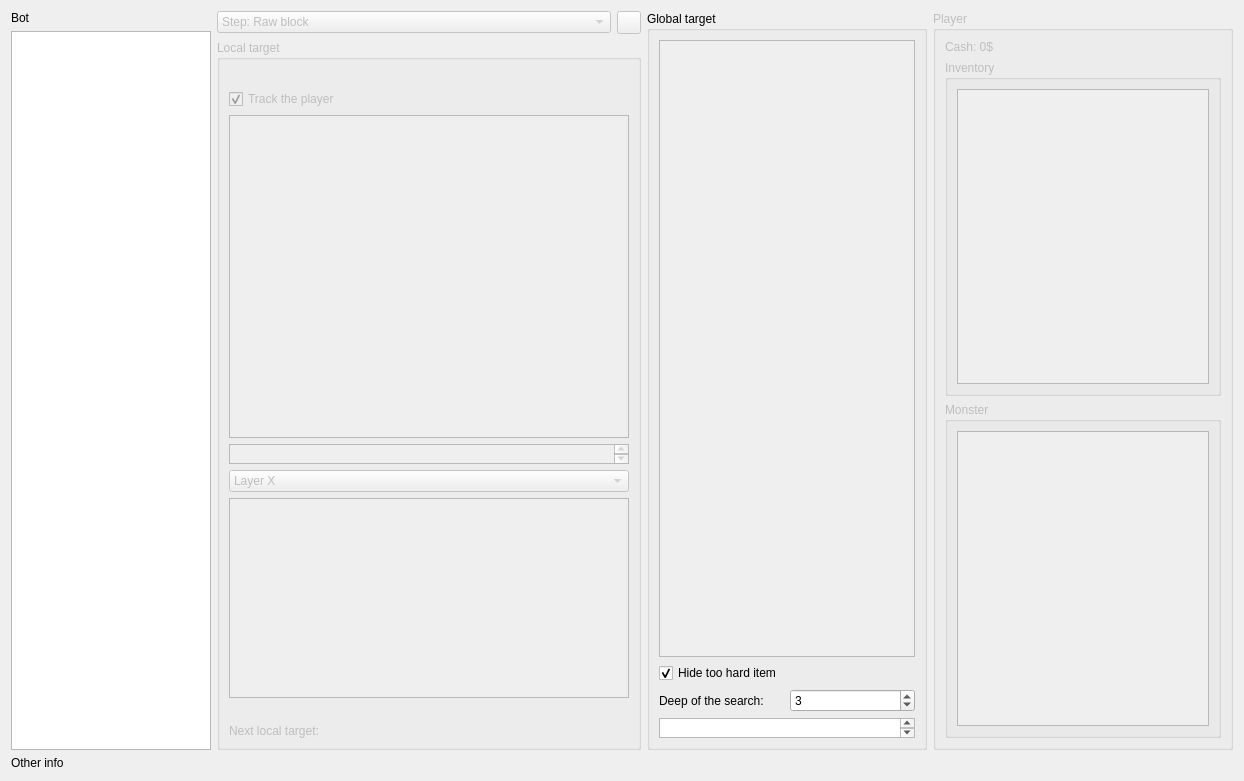
Qt form tools/bot-actions/BotTargetList.ui (alphaonex86/CatchChallenger) before a commit.
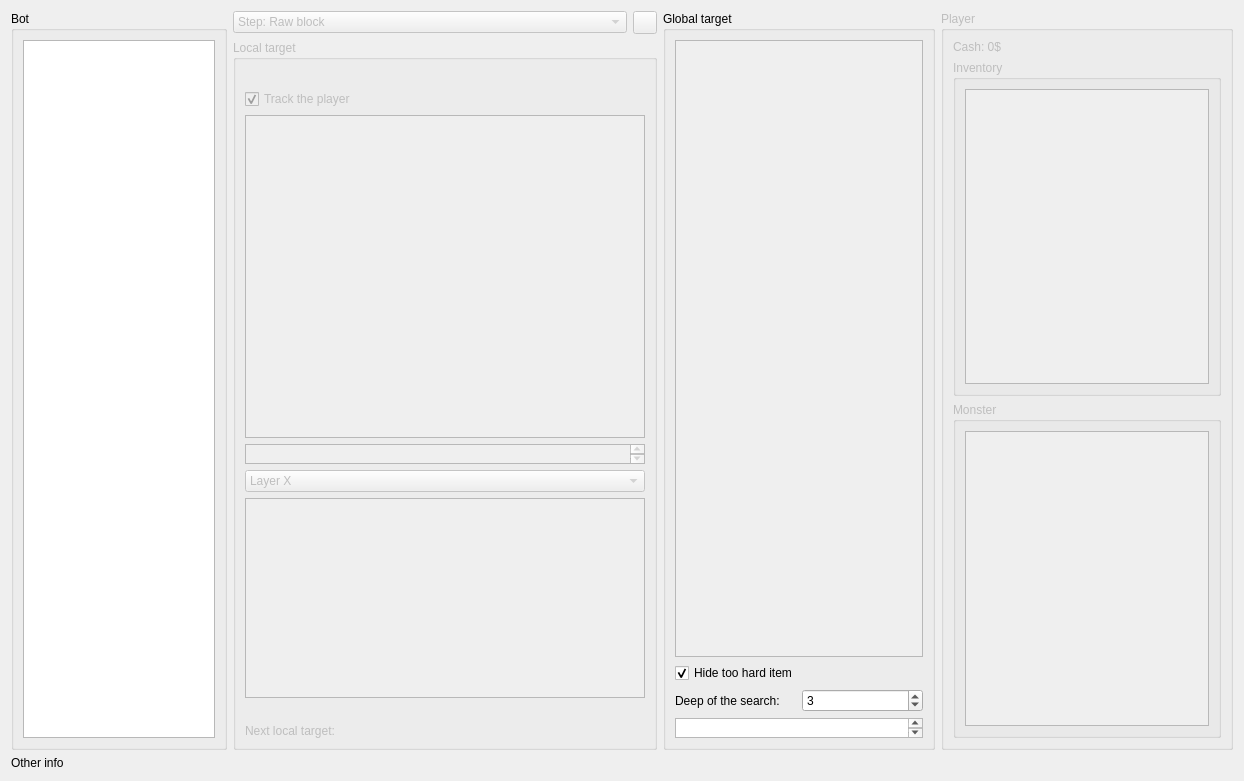
The same form after that commit. Icons and pictures are not drawn.

What changed in the file:
```diff
--- a/tools/bot-actions/BotTargetList.ui
+++ b/tools/bot-actions/BotTargetList.ui
@@ -19,18 +19,11 @@
      <item>
       <layout class="QVBoxLayout" name="verticalLayout">
        <item>
-        <widget class="QLabel" name="label">
-         <property name="maximumSize">
-          <size>
-           <width>200</width>
-           <height>16777215</height>
-          </size>
-         </property>
-         <property name="text">
+        <widget class="QGroupBox" name="groupBoxBot">
+         <property name="title">
           <string>Bot</string>
          </property>
-        </widget>
-       </item>
+         <layout class="QHBoxLayout" name="horizontalLayout_4">
        <item>
         <widget class="QListWidget" name="bots">
          <property name="minimumSize">
@@ -45,6 +38,9 @@
            <height>16777215</height>
           </size>
          </property>
+           </widget>
+          </item>
+         </layout>
         </widget>
        </item>
       </layout>
```
Lines whose indentation alone changed are shown as unchanged.
